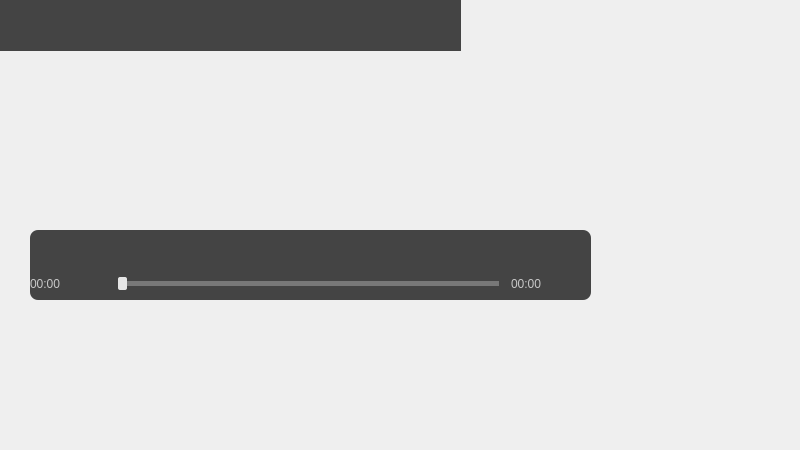
This is src/playerview.ui in coslyk/moonplayer as Qt 5 draws it before an edit. The edited form follows.
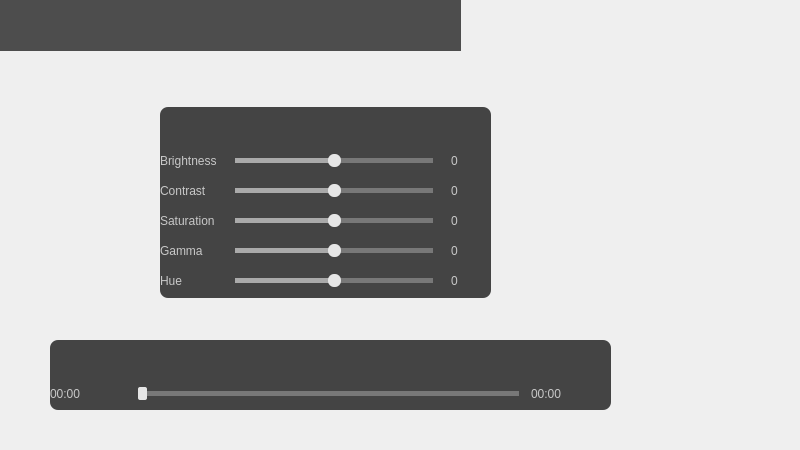
This is the edited form. Icons and pictures are not drawn.

Commit message: [video] add equalizer

The edit to the form file:
```diff
--- a/src/playerview.ui
+++ b/src/playerview.ui
@@ -25,8 +25,8 @@
   <widget class="QWidget" name="controllerWidget" native="true">
    <property name="geometry">
     <rect>
-     <x>30</x>
-     <y>230</y>
+     <x>50</x>
+     <y>340</y>
      <width>561</width>
      <height>70</height>
     </rect>
@@ -79,75 +79,53 @@
       </property>
      </widget>
     </item>
-    <item row="0" column="8">
-     <widget class="QPushButton" name="searchButton">
-      <property name="focusPolicy">
-       <enum>Qt::NoFocus</enum>
+    <item row="1" column="0" colspan="2">
+     <widget class="QLabel" name="timeLabel">
+      <property name="text">
+       <string>00:00</string>
       </property>
-      <property name="icon">
-       <iconset resource="icons.qrc">
-        <normaloff>:/modern_ui/net.png</normaloff>:/modern_ui/net.png</iconset>
-      </property>
-      <property name="flat">
-       <bool>true</bool>
-      </property>
      </widget>
     </item>
-    <item row="0" column="4">
-     <widget class="QPushButton" name="playButton">
+    <item row="0" column="0">
+     <widget class="QPushButton" name="settingsButton">
       <property name="focusPolicy">
        <enum>Qt::NoFocus</enum>
       </property>
       <property name="icon">
        <iconset resource="icons.qrc">
-        <normaloff>:/modern_ui/play.png</normaloff>:/modern_ui/play.png</iconset>
+        <normaloff>:/modern_ui/settings.png</normaloff>:/modern_ui/settings.png</iconset>
       </property>
       <property name="flat">
        <bool>true</bool>
       </property>
      </widget>
     </item>
-    <item row="0" column="6">
-     <widget class="QPushButton" name="stopButton">
+    <item row="0" column="5">
+     <widget class="QPushButton" name="pauseButton">
       <property name="focusPolicy">
        <enum>Qt::NoFocus</enum>
       </property>
       <property name="icon">
        <iconset resource="icons.qrc">
-        <normaloff>:/modern_ui/stop.png</normaloff>:/modern_ui/stop.png</iconset>
+        <normaloff>:/modern_ui/pause.png</normaloff>:/modern_ui/pause.png</iconset>
       </property>
       <property name="flat">
        <bool>true</bool>
       </property>
      </widget>
     </item>
-    <item row="0" column="9">
-     <widget class="QPushButton" name="playlistButton">
-      <property name="focusPolicy">
-       <enum>Qt::NoFocus</enum>
+    <item row="0" column="7">
+     <spacer name="horizontalSpacer_2">
+      <property name="orientation">
+       <enum>Qt::Horizontal</enum>
       </property>
-      <property name="icon">
-       <iconset resource="icons.qrc">
-        <normaloff>:/modern_ui/playlist.png</normaloff>:/modern_ui/playlist.png</iconset>
+      <property name="sizeHint" stdset="0">
+       <size>
+        <width>147</width>
+        <height>20</height>
+       </size>
       </property>
-      <property name="flat">
-       <bool>true</bool>
-      </property>
-     </widget>
-    </item>
-    <item row="0" column="1">
-     <widget class="QPushButton" name="volumeButton">
-      <property name="focusPolicy">
-       <enum>Qt::NoFocus</enum>
-      </property>
-      <property name="icon">
-       <iconset resource="icons.qrc">
-        <normaloff>:/modern_ui/volume.png</normaloff>:/modern_ui/volume.png</iconset>
-      </property>
-      <property name="flat">
-       <bool>true</bool>
-      </property>
-     </widget>
+     </spacer>
     </item>
     <item row="0" column="3">
      <spacer name="horizontalSpacer">
@@ -162,6 +140,76 @@
       </property>
      </spacer>
     </item>
+    <item row="0" column="1">
+     <widget class="QPushButton" name="volumeButton">
+      <property name="focusPolicy">
+       <enum>Qt::NoFocus</enum>
+      </property>
+      <property name="icon">
+       <iconset resource="icons.qrc">
+        <normaloff>:/modern_ui/volume.png</normaloff>:/modern_ui/volume.png</iconset>
+      </property>
+      <property name="flat">
+       <bool>true</bool>
+      </property>
+     </widget>
+    </item>
+    <item row="0" column="9">
+     <widget class="QPushButton" name="playlistButton">
+      <property name="focusPolicy">
+       <enum>Qt::NoFocus</enum>
+      </property>
+      <property name="icon">
+       <iconset resource="icons.qrc">
+        <normaloff>:/modern_ui/playlist.png</normaloff>:/modern_ui/playlist.png</iconset>
+      </property>
+      <property name="flat">
+       <bool>true</bool>
+      </property>
+     </widget>
+    </item>
+    <item row="0" column="6">
+     <widget class="QPushButton" name="stopButton">
+      <property name="focusPolicy">
+       <enum>Qt::NoFocus</enum>
+      </property>
+      <property name="icon">
+       <iconset resource="icons.qrc">
+        <normaloff>:/modern_ui/stop.png</normaloff>:/modern_ui/stop.png</iconset>
+      </property>
+      <property name="flat">
+       <bool>true</bool>
+      </property>
+     </widget>
+    </item>
+    <item row="0" column="4">
+     <widget class="QPushButton" name="playButton">
+      <property name="focusPolicy">
+       <enum>Qt::NoFocus</enum>
+      </property>
+      <property name="icon">
+       <iconset resource="icons.qrc">
+        <normaloff>:/modern_ui/play.png</normaloff>:/modern_ui/play.png</iconset>
+      </property>
+      <property name="flat">
+       <bool>true</bool>
+      </property>
+     </widget>
+    </item>
+    <item row="0" column="8">
+     <widget class="QPushButton" name="searchButton">
+      <property name="focusPolicy">
+       <enum>Qt::NoFocus</enum>
+      </property>
+      <property name="icon">
+       <iconset resource="icons.qrc">
+        <normaloff>:/modern_ui/net.png</normaloff>:/modern_ui/net.png</iconset>
+      </property>
+      <property name="flat">
+       <bool>true</bool>
+      </property>
+     </widget>
+    </item>
     <item row="1" column="8" colspan="3">
      <widget class="QLabel" name="durationLabel">
       <property name="text">
@@ -169,54 +217,6 @@
       </property>
      </widget>
     </item>
-    <item row="0" column="7">
-     <spacer name="horizontalSpacer_2">
-      <property name="orientation">
-       <enum>Qt::Horizontal</enum>
-      </property>
-      <property name="sizeHint" stdset="0">
-       <size>
-        <width>147</width>
-        <height>20</height>
-       </size>
-      </property>
-     </spacer>
-    </item>
-    <item row="0" column="5">
-     <widget class="QPushButton" name="pauseButton">
-      <property name="focusPolicy">
-       <enum>Qt::NoFocus</enum>
-      </property>
-      <property name="icon">
-       <iconset resource="icons.qrc">
-        <normaloff>:/modern_ui/pause.png</normaloff>:/modern_ui/pause.png</iconset>
-      </property>
-      <property name="flat">
-       <bool>true</bool>
-      </property>
-     </widget>
-    </item>
-    <item row="0" column="0">
-     <widget class="QPushButton" name="settingsButton">
-      <property name="focusPolicy">
-       <enum>Qt::NoFocus</enum>
-      </property>
-      <property name="icon">
-       <iconset resource="icons.qrc">
-        <normaloff>:/modern_ui/settings.png</normaloff>:/modern_ui/settings.png</iconset>
-      </property>
-      <property name="flat">
-       <bool>true</bool>
-      </property>
-     </widget>
-    </item>
-    <item row="1" column="0" colspan="2">
-     <widget class="QLabel" name="timeLabel">
-      <property name="text">
-       <string>00:00</string>
-      </property>
-     </widget>
-    </item>
    </layout>
   </widget>
   <widget class="QWidget" name="titleBar" native="true">
@@ -233,7 +233,7 @@
    </property>
    <property name="styleSheet">
     <string notr="true">QWidget#titleBar {
-background: rgba(50, 50, 50, 230);
+background: rgba(60, 60, 60, 230);
 }</string>
    </property>
    <layout class="QHBoxLayout" name="titlebarLayout">
@@ -294,6 +294,195 @@
     </item>
    </layout>
   </widget>
+  <widget class="QWidget" name="equalizerWidget" native="true">
+   <property name="geometry">
+    <rect>
+     <x>160</x>
+     <y>107</y>
+     <width>331</width>
+     <height>191</height>
+    </rect>
+   </property>
+   <property name="styleSheet">
+    <string notr="true">QWidget#equalizerWidget {
+    background: rgba(50, 50, 50, 230);
+    border-radius: 8px;
+}
+
+QLabel {
+    color: rgb(200, 200, 200);
+}
+
+QSlider::groove:horizontal {
+    height: 1px;
+    margin: 0px 0px;
+    left: 12px; right: 12px;
+    border: 2px solid #999999;
+}
+QSlider::handle:horizontal {
+    border: 0px solid #5c5c5c;
+    border-radius: 6px;
+    background: rgb(230, 230, 230);
+    width: 13px;
+    margin: -6px -6px -6px -6px;
+}
+QSlider::sub-page:horizontal{
+    background: rgb(170, 170, 170);
+}
+QSlider::add-page:horizontal{
+    background: rgb(120, 120, 120);
+}
+</string>
+   </property>
+   <layout class="QGridLayout" name="gridLayout_2">
+    <item row="2" column="2">
+     <widget class="QLabel" name="constrastLabel">
+      <property name="text">
+       <string>0</string>
+      </property>
+     </widget>
+    </item>
+    <item row="1" column="2">
+     <widget class="QLabel" name="brightnessLabel">
+      <property name="text">
+       <string>0</string>
+      </property>
+     </widget>
+    </item>
+    <item row="4" column="0">
+     <widget class="QLabel" name="label_4">
+      <property name="text">
+       <string>Gamma</string>
+      </property>
+     </widget>
+    </item>
+    <item row="5" column="1">
+     <widget class="QSlider" name="hueSlider">
+      <property name="minimum">
+       <number>-10</number>
+      </property>
+      <property name="maximum">
+       <number>10</number>
+      </property>
+      <property name="orientation">
+       <enum>Qt::Horizontal</enum>
+      </property>
+     </widget>
+    </item>
+    <item row="4" column="2">
+     <widget class="QLabel" name="gammaLabel">
+      <property name="text">
+       <string>0</string>
+      </property>
+     </widget>
+    </item>
+    <item row="3" column="2">
+     <widget class="QLabel" name="saturationLabel">
+      <property name="text">
+       <string>0</string>
+      </property>
+     </widget>
+    </item>
+    <item row="5" column="0">
+     <widget class="QLabel" name="label_5">
+      <property name="text">
+       <string>Hue</string>
+      </property>
+     </widget>
+    </item>
+    <item row="2" column="0">
+     <widget class="QLabel" name="label_2">
+      <property name="text">
+       <string>Contrast</string>
+      </property>
+     </widget>
+    </item>
+    <item row="1" column="0">
+     <widget class="QLabel" name="label">
+      <property name="text">
+       <string>Brightness</string>
+      </property>
+     </widget>
+    </item>
+    <item row="2" column="1">
+     <widget class="QSlider" name="contrastSlider">
+      <property name="minimum">
+       <number>-10</number>
+      </property>
+      <property name="maximum">
+       <number>10</number>
+      </property>
+      <property name="orientation">
+       <enum>Qt::Horizontal</enum>
+      </property>
+     </widget>
+    </item>
+    <item row="0" column="2">
+     <widget class="QPushButton" name="hideEqualizerButton">
+      <property name="icon">
+       <iconset resource="icons.qrc">
+        <normaloff>:/modern_ui/close.png</normaloff>:/modern_ui/close.png</iconset>
+      </property>
+      <property name="flat">
+       <bool>true</bool>
+      </property>
+     </widget>
+    </item>
+    <item row="3" column="1">
+     <widget class="QSlider" name="saturationSlider">
+      <property name="minimum">
+       <number>-10</number>
+      </property>
+      <property name="maximum">
+       <number>10</number>
+      </property>
+      <property name="orientation">
+       <enum>Qt::Horizontal</enum>
+      </property>
+     </widget>
+    </item>
+    <item row="4" column="1">
+     <widget class="QSlider" name="gammaSlider">
+      <property name="minimum">
+       <number>-10</number>
+      </property>
+      <property name="maximum">
+       <number>10</number>
+      </property>
+      <property name="orientation">
+       <enum>Qt::Horizontal</enum>
+      </property>
+     </widget>
+    </item>
+    <item row="5" column="2">
+     <widget class="QLabel" name="hueLabel">
+      <property name="text">
+       <string>0</string>
+      </property>
+     </widget>
+    </item>
+    <item row="3" column="0">
+     <widget class="QLabel" name="label_3">
+      <property name="text">
+       <string>Saturation</string>
+      </property>
+     </widget>
+    </item>
+    <item row="1" column="1">
+     <widget class="QSlider" name="brightnessSlider">
+      <property name="minimum">
+       <number>-10</number>
+      </property>
+      <property name="maximum">
+       <number>10</number>
+      </property>
+      <property name="orientation">
+       <enum>Qt::Horizontal</enum>
+      </property>
+     </widget>
+    </item>
+   </layout>
+  </widget>
  </widget>
  <resources>
   <include location="icons.qrc"/>
```
Left out of the diff: 96 changed lines with no effect on the pictures. The commit also changes 3 other files.
